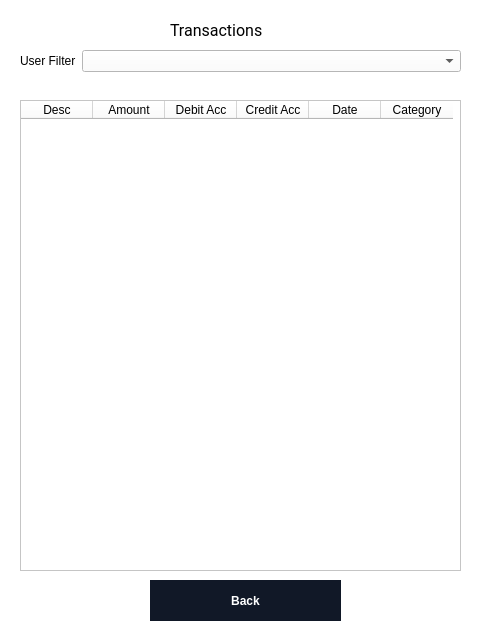
Above: UIs/AdminTransactions.ui from ahmedsilat44/Ledger before the change. Below: the same form after it.
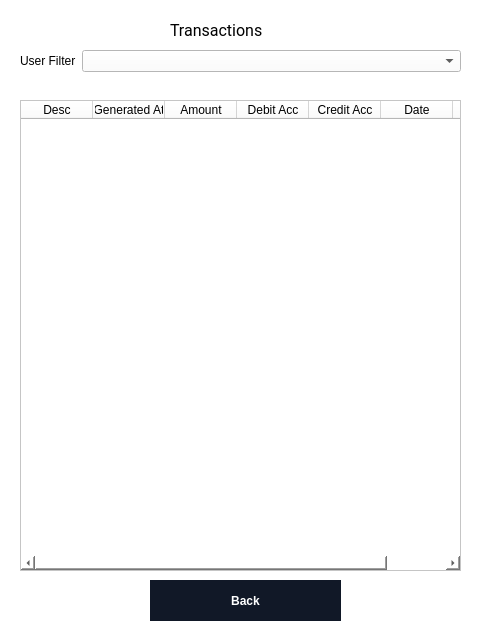
That is the form after the change.

The edit to the form file:
```diff
--- a/UIs/AdminTransactions.ui
+++ b/UIs/AdminTransactions.ui
@@ -118,6 +118,11 @@
       <string>Desc</string>
      </property>
     </column>
+    <column>
+     <property name="text">
+      <string>Generated At</string>
+     </property>
+    </column>
     <column>
      <property name="text">
       <string>Amount</string>
```
